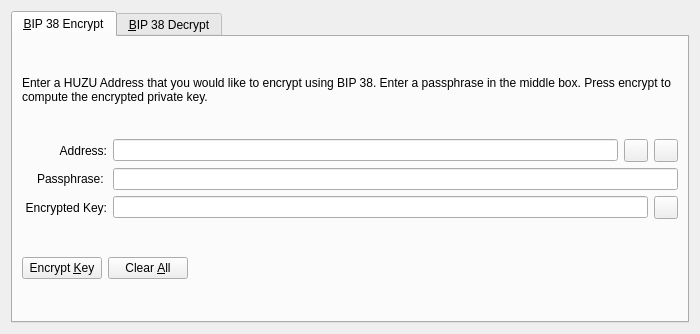
Before: the Qt Designer form src/qt/forms/bip38tooldialog.ui in unigrid-project/daemon, drawn with Qt 5.
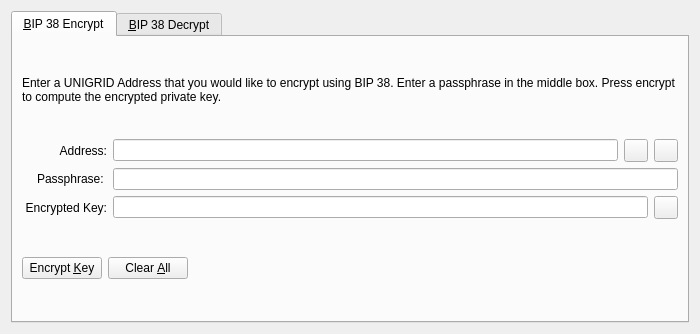
After: the same form once the commit is applied. The open tabs and pages were chosen to show the change. Icons and pictures are not drawn. Custom widgets are drawn as their Qt base class.

Commit message: Migrate the whole repository to the UNIGRID brand

```diff
--- a/src/qt/forms/bip38tooldialog.ui
+++ b/src/qt/forms/bip38tooldialog.ui
@@ -30,7 +30,7 @@
        <item>
         <widget class="QLabel" name="infoLabel_ENC">
          <property name="text">
-          <string>Enter a HUZU Address that you would like to encrypt using BIP 38. Enter a passphrase in the middle box. Press encrypt to compute the encrypted private key.</string>
+          <string>Enter a UNIGRID Address that you would like to encrypt using BIP 38. Enter a passphrase in the middle box. Press encrypt to compute the encrypted private key.</string>
          </property>
          <property name="textFormat">
           <enum>Qt::PlainText</enum>
```
Left out of the diff: 22 changed lines with no effect on the pictures. The commit also changes 587 other files.
